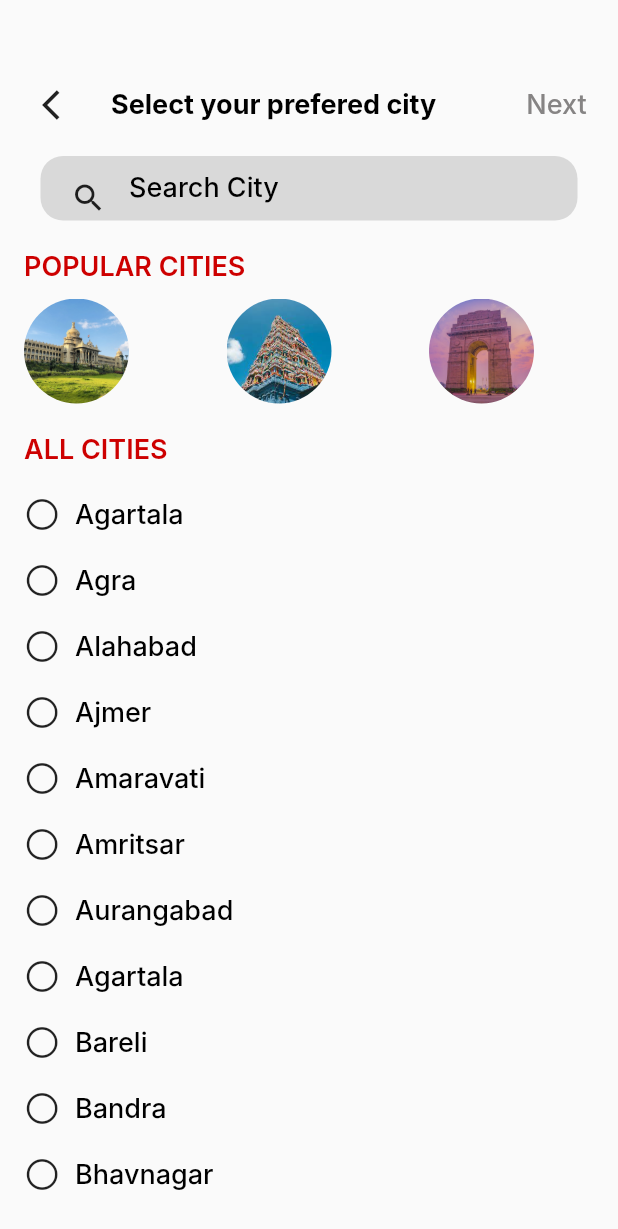
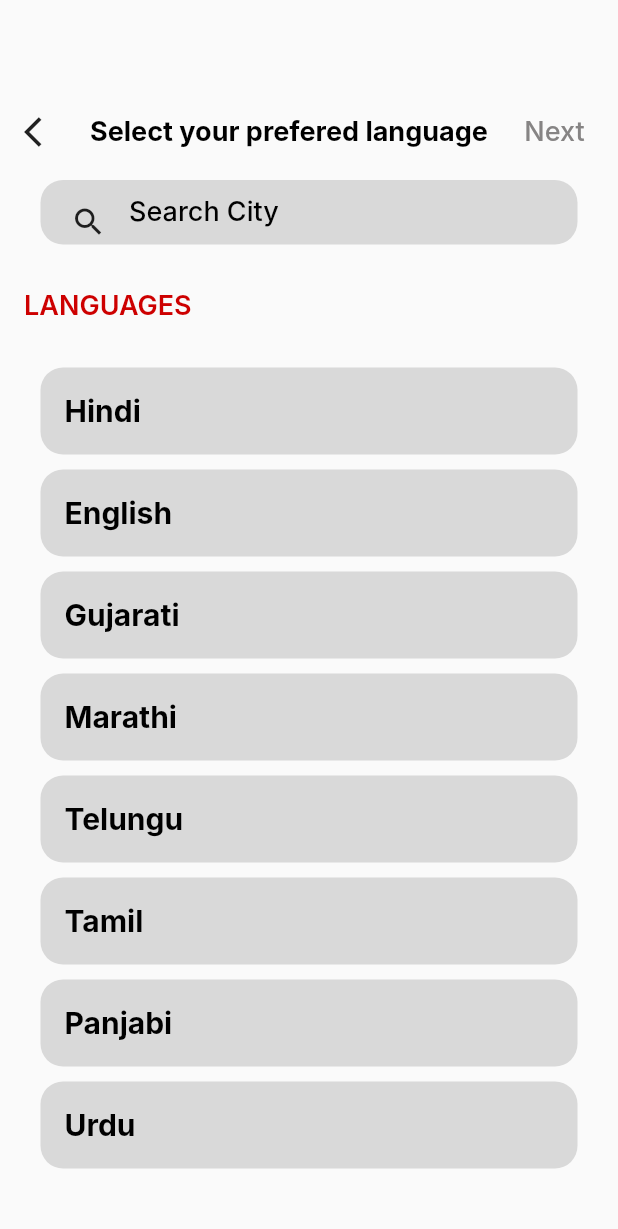
Before and after one commit to shraddhagaudani/news_app, a Flutter app: the screen it shows after launch, on a phone screen of 412 x 824 dp. Shown: the top 1229 px of the screen. Run offline on Flutter 3.47's test engine with Material 2 defaults, Android fonts, the phone set to English and light mode, and no system bars; our stand-ins replace get; Roboto replaces fonts that are missing (Inter).

Commit message:
24/09/23

```diff
--- a/lib/main.dart
+++ b/lib/main.dart
@@ -3,18 +3,20 @@ import 'package:get/get.dart';
 import 'package:get/get_navigation/src/root/get_material_app.dart';
 import 'package:news_app/views/screens/city_page.dart';
 import 'package:news_app/views/screens/home_page.dart';
+import 'package:news_app/views/screens/langauages_page.dart';
 import 'package:news_app/views/screens/splash_screen.dart';
 import 'package:news_app/views/screens/topic_page.dart';
 
 void main() {
   runApp(
-    GetMaterialApp(initialRoute: '/city_page',
+    GetMaterialApp(initialRoute: '/languages_page',
       debugShowCheckedModeBanner: false,
       getPages: [
         GetPage(name: '/', page: () => const Home_page()),
         GetPage(name: '/splash_screen', page: () => const Splash_screen()),
         GetPage(name: '/topic_page', page: () => const Topic_page()),
         GetPage(name: '/city_page', page: () => const City_page()),
+        GetPage(name: '/languages_page', page: () => const Languages_page()),
       ],
     ),
   );
--- /dev/null
+++ b/lib/views/screens/langauages_page.dart
@@ -0,0 +1,334 @@
+import 'package:flutter/material.dart';
+
+class Languages_page extends StatefulWidget {
+  const Languages_page({super.key});
+
+  @override
+  State<Languages_page> createState() => _Languages_pageState();
+}
+
+class _Languages_pageState extends State<Languages_page> {
+  @override
+  Widget build(BuildContext context) {
+    return Scaffold(
+      body: Container(
+        padding: const EdgeInsets.all(16),
+        child: Column(
+          children: [
+            const SizedBox(
+              height: 60,
+            ),
+            const Row(
+              children: [
+                Icon(Icons.arrow_back_ios),
+                SizedBox(
+                  width: 20,
+                ),
+                Text(
+                  'Select your prefered language ',
+                  style: TextStyle(
+                    color: Colors.black,
+                    fontSize: 18,
+                    fontFamily: 'Inter',
+                    fontWeight: FontWeight.w700,
+                    height: 0,
+                  ),
+                ),
+                SizedBox(
+                  width: 20,
+                ),
+                Text(
+                  'Next',
+                  style: TextStyle(
+                    color: Color(0xFF868484),
+                    fontSize: 18,
+                    fontFamily: 'Inter',
+                    fontWeight: FontWeight.w500,
+                    height: 0,
+                  ),
+                ),
+              ],
+            ),
+            const SizedBox(
+              height: 20,
+            ),
+            Container(
+              alignment: Alignment.center,
+              width: 358,
+              height: 43,
+              decoration: BoxDecoration(
+                color: const Color(0xFFD9D9D9),
+                borderRadius: BorderRadius.circular(15),
+              ),
+              child: Padding(
+                padding: const EdgeInsets.all(8.0),
+                child: Row(
+                  children: [
+                    IconButton(
+                      onPressed: () {},
+                      icon: const Icon(Icons.search),
+                    ),
+                    const SizedBox(
+                      width: 3,
+                    ),
+                    const Text(
+                      'Search City',
+                      style: TextStyle(
+                        color: Colors.black,
+                        fontSize: 18,
+                        fontFamily: 'Inter',
+                        fontWeight: FontWeight.w500,
+                        height: 0,
+                      ),
+                    ),
+                  ],
+                ),
+              ),
+            ),
+            const SizedBox(
+              height: 30,
+            ),
+            const Row(
+              children: [
+                Text(
+                  'LANGUAGES',
+                  style: TextStyle(
+                    color: Color(0xFFCD0000),
+                    fontSize: 18,
+                    fontFamily: 'Inter',
+                    fontWeight: FontWeight.w600,
+                    height: 0,
+                  ),
+                )
+              ],
+            ),
+            const SizedBox(
+              height: 30,
+            ),
+            Container(
+              width: 358,
+              height: 58,
+              decoration: BoxDecoration(
+                color: const Color(0xFFD9D9D9),
+                borderRadius: BorderRadius.circular(15),
+              ),
+              child: const Padding(
+                padding: EdgeInsets.all(16),
+                child: Row(
+                  children: [
+                    Text(
+                      'Hindi',
+                      style: TextStyle(
+                        color: Colors.black,
+                        fontSize: 20,
+                        fontFamily: 'Inter',
+                        fontWeight: FontWeight.w700,
+                        height: 0,
+                      ),
+                    ),
+                  ],
+                ),
+              ),
+            ),
+            const SizedBox(
+              height: 10,
+            ),
+            Container(
+              width: 358,
+              height: 58,
+              decoration: BoxDecoration(
+                color: const Color(0xFFD9D9D9),
+                borderRadius: BorderRadius.circular(15),
+              ),
+              child: const Padding(
+                padding: EdgeInsets.all(16),
+                child: Row(
+                  children: [
+                    Text(
+                      'English',
+                      style: TextStyle(
+                        color: Colors.black,
+                        fontSize: 20,
+                        fontFamily: 'Inter',
+                        fontWeight: FontWeight.w700,
+                        height: 0,
+                      ),
+                    ),
+                  ],
+                ),
+              ),
+            ),
+            const SizedBox(
+              height: 10,
+            ),
+            Container(
+              width: 358,
+              height: 58,
+              decoration: BoxDecoration(
+                color: const Color(0xFFD9D9D9),
+                borderRadius: BorderRadius.circular(15),
+              ),
+              child: const Padding(
+                padding: EdgeInsets.all(16),
+                child: Row(
+                  children: [
+                    Text(
+                      'Gujarati',
+                      style: TextStyle(
+                        color: Colors.black,
+                        fontSize: 20,
+                        fontFamily: 'Inter',
+                        fontWeight: FontWeight.w700,
+                        height: 0,
+                      ),
+                    ),
+                  ],
+                ),
+              ),
+            ),
+            const SizedBox(
+              height: 10,
+            ),
+            Container(
+              width: 358,
+              height: 58,
+              decoration: BoxDecoration(
+                color: const Color(0xFFD9D9D9),
+                borderRadius: BorderRadius.circular(15),
+              ),
+              child: const Padding(
+                padding: EdgeInsets.all(16),
+                child: Row(
+                  children: [
+                    Text(
+                      'Marathi',
+                      style: TextStyle(
+                        color: Colors.black,
+                        fontSize: 20,
+                        fontFamily: 'Inter',
+                        fontWeight: FontWeight.w700,
+                        height: 0,
+                      ),
+                    ),
+                  ],
+                ),
+              ),
+            ),
+            const SizedBox(
+              height: 10,
+            ),
+            Container(
+              width: 358,
+              height: 58,
+              decoration: BoxDecoration(
+                color: const Color(0xFFD9D9D9),
+                borderRadius: BorderRadius.circular(15),
+              ),
+              child: const Padding(
+                padding: EdgeInsets.all(16),
+                child: Row(
+                  children: [
+                    Text(
+                      'Telungu',
+                      style: TextStyle(
+                        color: Colors.black,
+                        fontSize: 20,
+                        fontFamily: 'Inter',
+                        fontWeight: FontWeight.w700,
+                        height: 0,
+                      ),
+                    ),
+                  ],
+                ),
+              ),
+            ),
+            const SizedBox(
+              height: 10,
+            ),
+            Container(
+              width: 358,
+              height: 58,
+              decoration: BoxDecoration(
+                color: const Color(0xFFD9D9D9),
+                borderRadius: BorderRadius.circular(15),
+              ),
+              child: const Padding(
+                padding: EdgeInsets.all(16),
+                child: Row(
+                  children: [
+                    Text(
+                      'Tamil',
+                      style: TextStyle(
+                        color: Colors.black,
+                        fontSize: 20,
+                        fontFamily: 'Inter',
+                        fontWeight: FontWeight.w700,
+                        height: 0,
+                      ),
+                    ),
+                  ],
+                ),
+              ),
+            ),
+            const SizedBox(
+              height: 10,
+            ),
+            Container(
+              width: 358,
+              height: 58,
+              decoration: BoxDecoration(
+                color: const Color(0xFFD9D9D9),
+                borderRadius: BorderRadius.circular(15),
+              ),
+              child: const Padding(
+                padding: EdgeInsets.all(16),
+                child: Row(
+                  children: [
+                    Text(
+                      'Panjabi',
+                      style: TextStyle(
+                        color: Colors.black,
+                        fontSize: 20,
+                        fontFamily: 'Inter',
+                        fontWeight: FontWeight.w700,
+                        height: 0,
+                      ),
+                    ),
+                  ],
+                ),
+              ),
+            ),
+            const SizedBox(
+              height: 10,
+            ),
+            Container(
+              width: 358,
+              height: 58,
+              decoration: BoxDecoration(
+                color: const Color(0xFFD9D9D9),
+                borderRadius: BorderRadius.circular(15),
+              ),
+              child: const Padding(
+                padding: EdgeInsets.all(16),
+                child: Row(
+                  children: [
+                    Text(
+                      'Urdu',
+                      style: TextStyle(
+                        color: Colors.black,
+                        fontSize: 20,
+                        fontFamily: 'Inter',
+                        fontWeight: FontWeight.w700,
+                        height: 0,
+                      ),
+                    ),
+                  ],
+                ),
+              ),
+            ),
+          ],
+        ),
+      ),
+    );
+  }
+}
```
